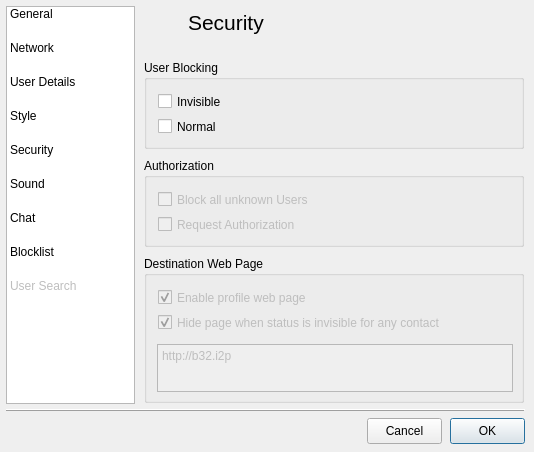
Above: src/gui/form_settingsgui.ui from vituperative/i2pchat before the change. Below: the same form after it.
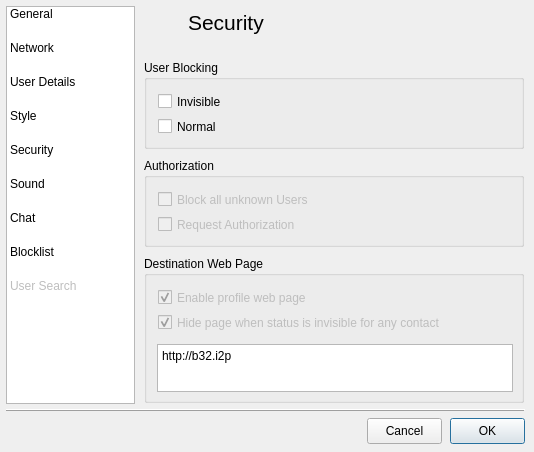
That is the form after the change. The open tabs and pages were chosen to show the change. Icons and pictures are not drawn.

Commit message: Enable b32 display in settings so can be copied

Patch:
```diff
--- a/src/gui/form_settingsgui.ui
+++ b/src/gui/form_settingsgui.ui
@@ -2147,7 +2147,7 @@
       </widget>
       <widget class="QPlainTextEdit" name="b32address">
        <property name="enabled">
-        <bool>false</bool>
+        <bool>true</bool>
        </property>
        <property name="geometry">
         <rect>
```
The commit also changes 1 other file.
